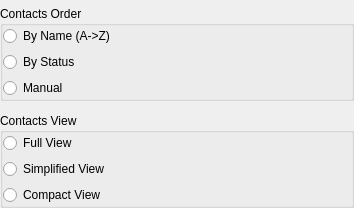
Old version of the form src/plugins/rostersview/rosteroptionswidget.ui in the repository silvansky/Contacts.
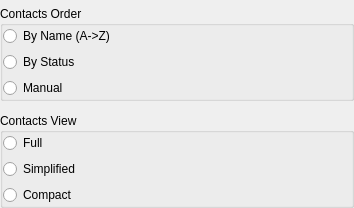
New version of the form.

```diff
--- a/src/plugins/rostersview/rosteroptionswidget.ui
+++ b/src/plugins/rostersview/rosteroptionswidget.ui
@@ -77,7 +77,7 @@
       <item row="0" column="0">
        <widget class="QRadioButton" name="rdbViewFull">
         <property name="text">
-         <string>Full View</string>
+         <string>Full</string>
         </property>
        </widget>
       </item>
@@ -91,7 +91,7 @@
       <item row="1" column="0">
        <widget class="QRadioButton" name="rdbViewSimplified">
         <property name="text">
-         <string>Simplified View</string>
+         <string>Simplified</string>
         </property>
        </widget>
       </item>
@@ -105,7 +105,7 @@
       <item row="2" column="0">
        <widget class="QRadioButton" name="rdbViewCompact">
         <property name="text">
-         <string>Compact View</string>
+         <string>Compact</string>
         </property>
        </widget>
       </item>
```
